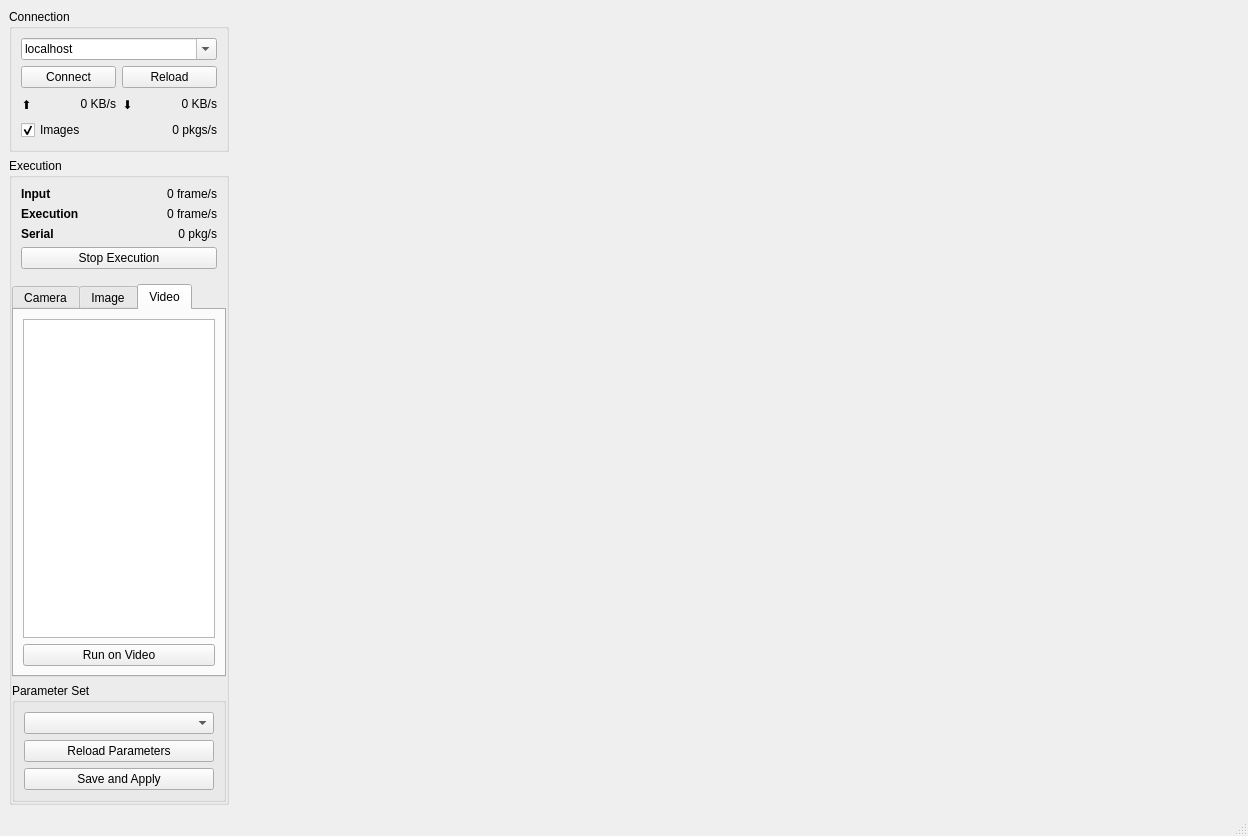
The window that tools/SolaisTerminal/MainWindow.ui (Meta-Team/Meta-Vision-Solais) describes before a commit, drawn with Qt 5.
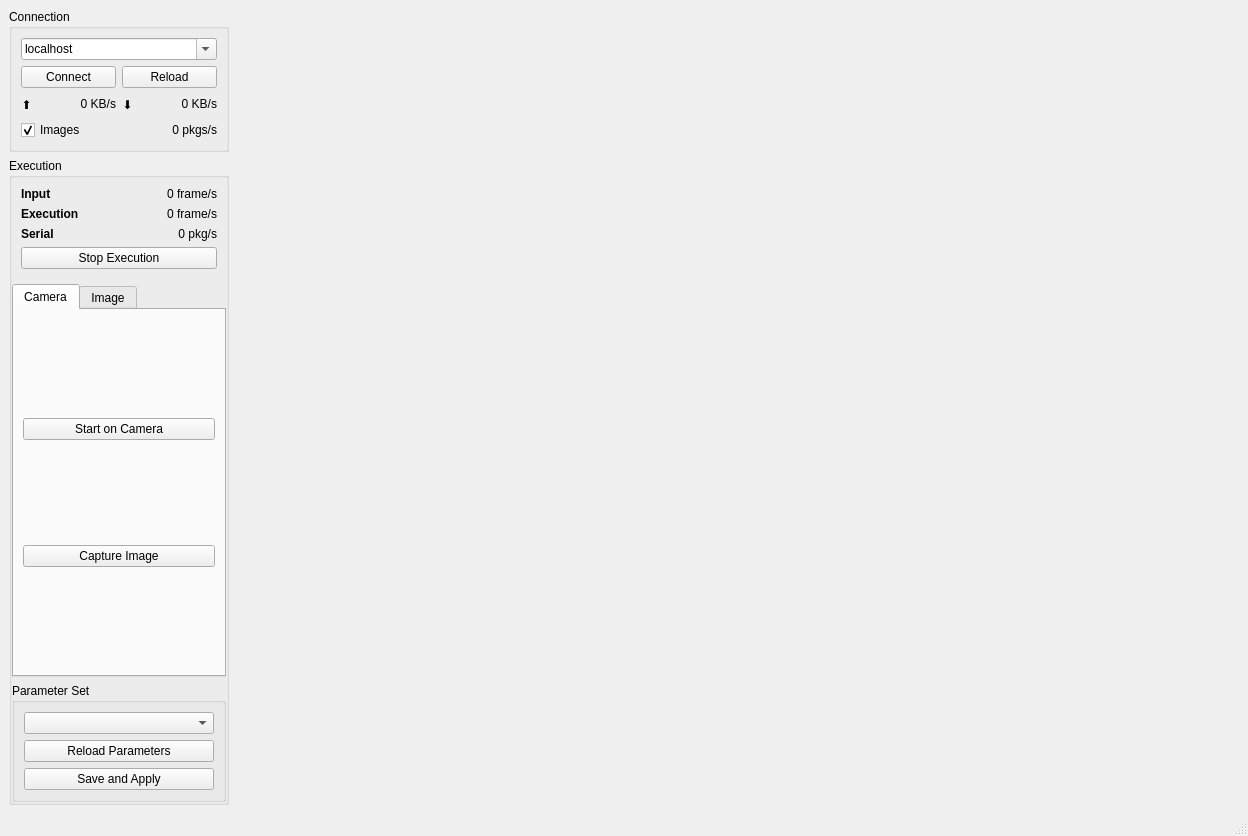
The same window after the commit. The open tabs and pages were chosen to show the change.

What changed in the file:
```diff
--- a/tools/SolaisTerminal/MainWindow.ui
+++ b/tools/SolaisTerminal/MainWindow.ui
@@ -320,6 +320,13 @@
                 </property>
                </widget>
               </item>
+              <item>
+               <widget class="QPushButton" name="captureImageButton">
+                <property name="text">
+                 <string>Capture Image</string>
+                </property>
+               </widget>
+              </item>
              </layout>
             </widget>
             <widget class="QWidget" name="imageTab">
@@ -355,30 +362,6 @@
               </item>
              </layout>
             </widget>
-            <widget class="QWidget" name="videoTab">
-             <attribute name="title">
-              <string>Video</string>
-             </attribute>
-             <layout class="QVBoxLayout" name="verticalLayout_5">
-              <item>
-               <widget class="QListWidget" name="videoList">
-                <property name="minimumSize">
-                 <size>
-                  <width>0</width>
-                  <height>50</height>
-                 </size>
-                </property>
-               </widget>
-              </item>
-              <item>
-               <widget class="QPushButton" name="runVideoButton">
-                <property name="text">
-                 <string>Run on Video</string>
-                </property>
-               </widget>
-              </item>
-             </layout>
-            </widget>
            </widget>
           </item>
           <item>
```
Left out of the diff: 2 changed lines with no effect on the pictures.
